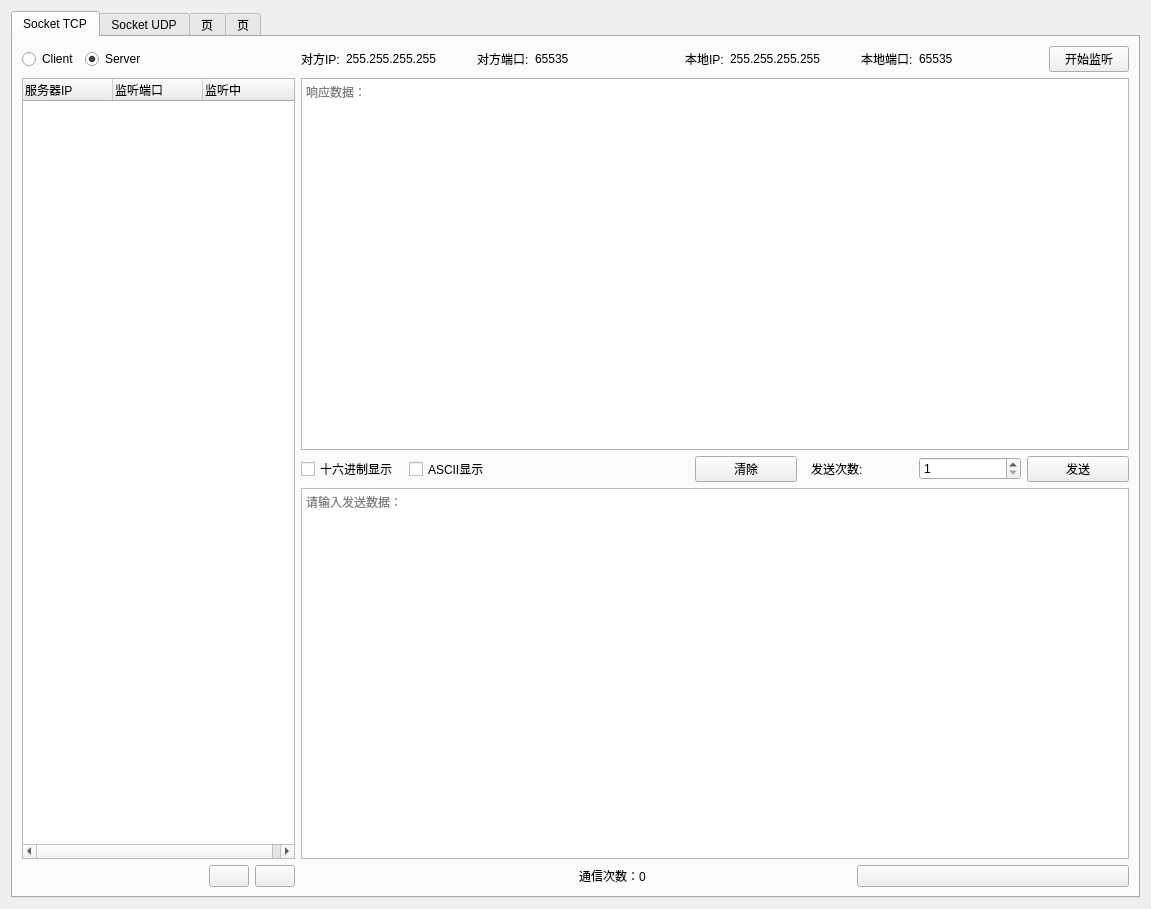
Before: the Qt Designer form PythonProjects/OmronOfficeSystem/communication/CommunicationUi.ui in MmMmMqianq/OmronOfficeSystem, drawn with Qt 5.
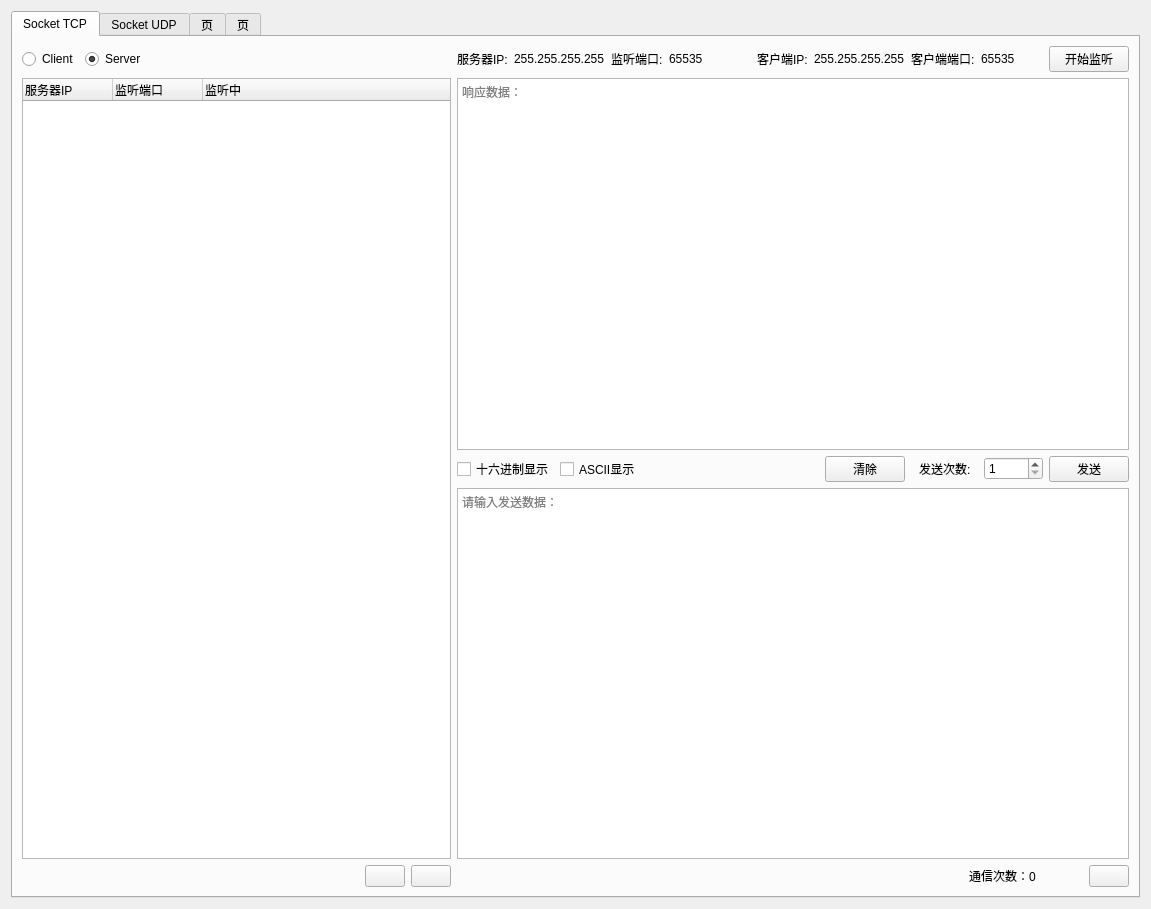
After: the same form once the commit is applied. Icons and pictures are not drawn.

What changed in the file:
```diff
--- a/PythonProjects/OmronOfficeSystem/communication/CommunicationUi.ui
+++ b/PythonProjects/OmronOfficeSystem/communication/CommunicationUi.ui
@@ -44,6 +44,12 @@
          </item>
          <item row="4" column="3">
           <widget class="QLabel" name="label_9">
+           <property name="sizePolicy">
+            <sizepolicy hsizetype="Fixed" vsizetype="Preferred">
+             <horstretch>0</horstretch>
+             <verstretch>0</verstretch>
+            </sizepolicy>
+           </property>
            <property name="text">
             <string>通信次数：0              </string>
            </property>
@@ -51,6 +57,12 @@
          </item>
          <item row="4" column="4">
           <widget class="QPushButton" name="settingBtn">
+           <property name="sizePolicy">
+            <sizepolicy hsizetype="Fixed" vsizetype="Fixed">
+             <horstretch>0</horstretch>
+             <verstretch>0</verstretch>
+            </sizepolicy>
+           </property>
            <property name="text">
             <string/>
            </property>
@@ -335,7 +347,7 @@
               </sizepolicy>
              </property>
              <property name="text">
-              <string>对方IP:</string>
+              <string>服务器IP:</string>
              </property>
             </widget>
            </item>
@@ -355,7 +367,7 @@
               </sizepolicy>
              </property>
              <property name="text">
-              <string>对方端口:</string>
+              <string>监听端口:</string>
              </property>
             </widget>
            </item>
@@ -391,7 +403,7 @@
               </sizepolicy>
              </property>
              <property name="text">
-              <string>本地IP:</string>
+              <string>客户端IP:</string>
              </property>
             </widget>
            </item>
@@ -411,7 +423,7 @@
               </sizepolicy>
              </property>
              <property name="text">
-              <string>本地端口:</string>
+              <string>客户端端口:</string>
              </property>
             </widget>
            </item>
```
Left out of the diff: 16 changed lines with no effect on the pictures.
